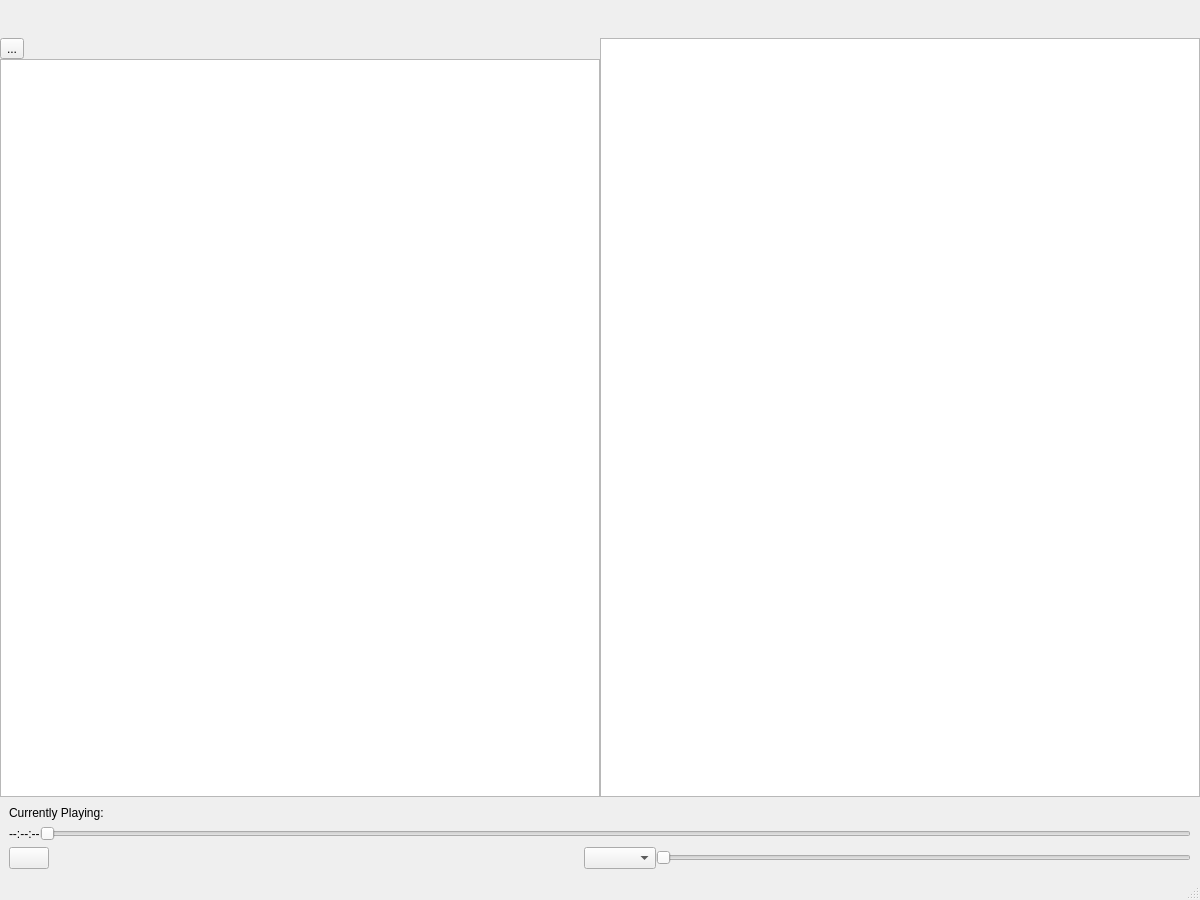
Qt form src/ui-element/MainWindow.ui (Otakukingdom/Nodoka) before a commit.
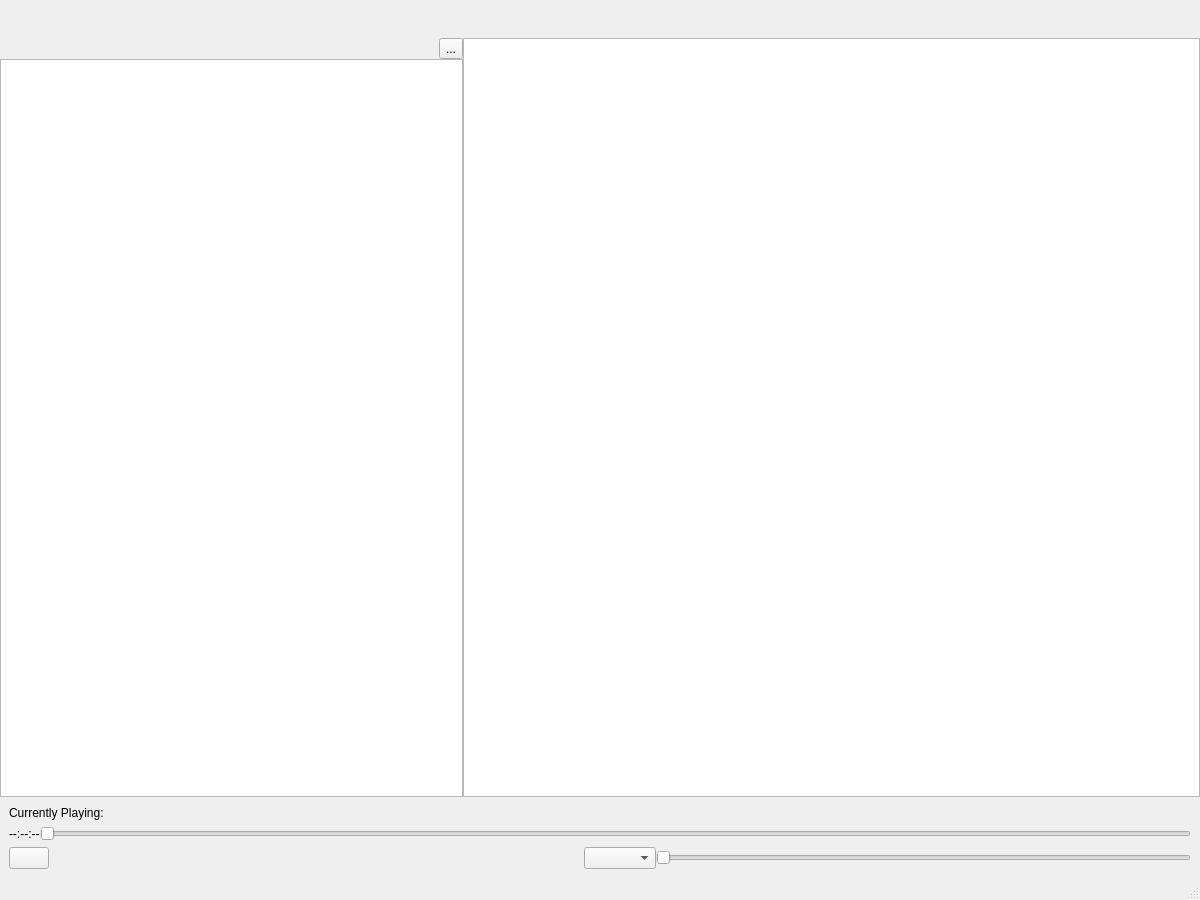
The same form after that commit. Icons and pictures are not drawn.

What changed in the file:
```diff
--- a/src/ui-element/MainWindow.ui
+++ b/src/ui-element/MainWindow.ui
@@ -70,7 +70,7 @@
      </widget>
     </item>
     <item>
-     <layout class="QHBoxLayout" name="fileHorizontalLayout" stretch="0,0">
+     <layout class="QHBoxLayout" name="fileHorizontalLayout" stretch="39,62">
       <property name="spacing">
        <number>0</number>
       </property>
@@ -100,11 +100,28 @@
           </layout>
          </item>
          <item>
+          <layout class="QHBoxLayout" name="horizontalLayout">
+           <item>
+            <spacer name="horizontalSpacer_4">
+             <property name="orientation">
+              <enum>Qt::Horizontal</enum>
+             </property>
+             <property name="sizeHint" stdset="0">
+              <size>
+               <width>40</width>
+               <height>20</height>
+              </size>
+             </property>
+            </spacer>
+           </item>
+           <item>
           <widget class="QToolButton" name="abToolButton">
            <property name="text">
             <string>...</string>
            </property>
           </widget>
+           </item>
+          </layout>
          </item>
          <item>
           <widget class="QListView" name="audiobookView"/>
```
Lines whose indentation alone changed are shown as unchanged.
